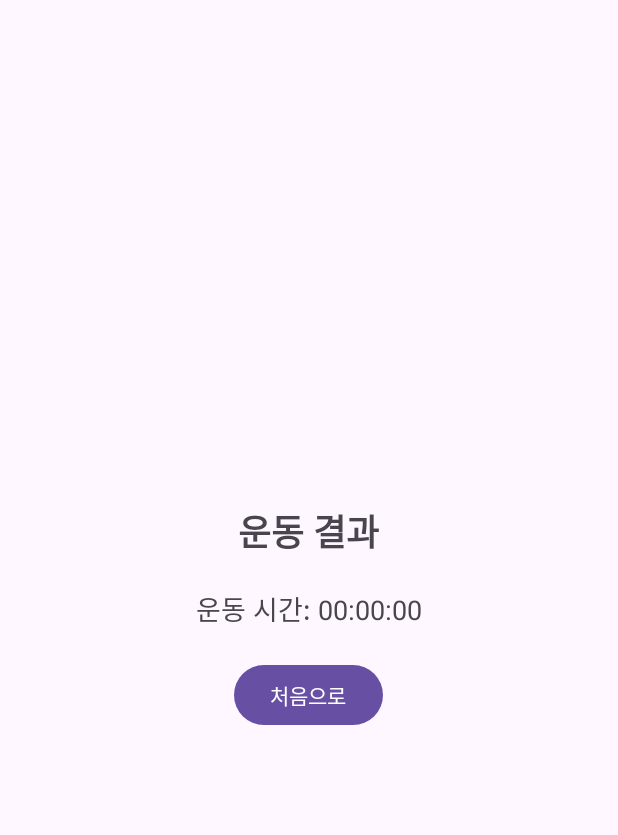
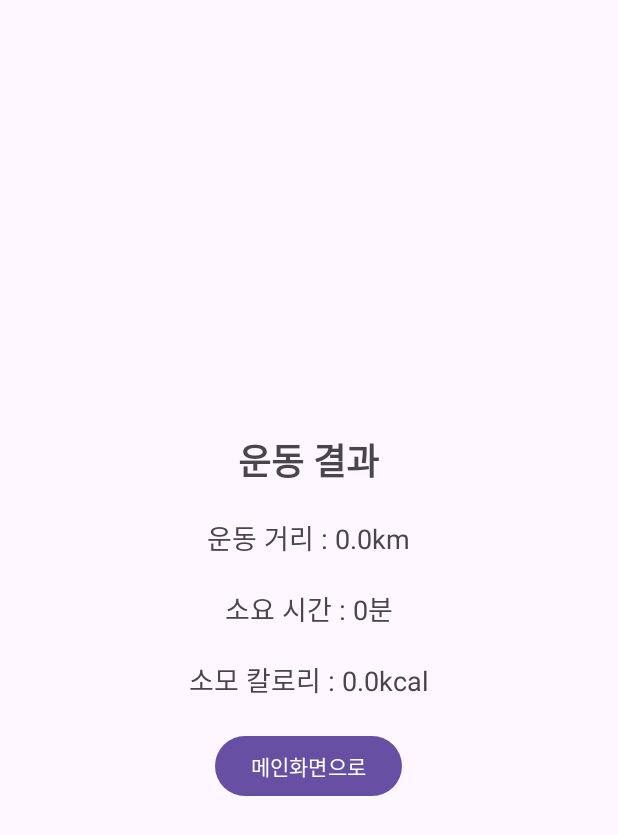
Before and after one commit to df2854/CapstoneDesign, an Android app: the WorkoutResultActivity screen opened directly, with no data from a screen before it, on a phone screen of 412 x 824 dp. Shown: the top 835 px of the screen. Run offline under Robolectric (Android 15) with nearby library versions, the phone set to English and light mode, and no system bars; 1 statement that could not run was skipped.

Commit message:
운동 종료 부분 수정

```diff
--- a/app/src/main/java/com/cookandroid/aerobicapplication/route/RouteMain.java
+++ b/app/src/main/java/com/cookandroid/aerobicapplication/route/RouteMain.java
@@ -1,5 +1,6 @@
 package com.cookandroid.aerobicapplication.route;
 
+import android.content.Intent;
 import android.content.pm.PackageManager;
 import android.graphics.Bitmap;
 import android.graphics.BitmapFactory;
@@ -8,6 +9,7 @@ import android.graphics.PointF;
 import android.location.Location;
 import android.os.Bundle;
 import android.os.Handler;
+import android.os.SystemClock;
 import android.view.View;
 import android.widget.Button;
 import android.widget.ImageButton;
@@ -21,7 +23,9 @@ import androidx.appcompat.app.AppCompatActivity;
 import androidx.core.app.ActivityCompat;
 
 
+import com.cookandroid.aerobicapplication.Manager.ExercisedataManager;
 import com.cookandroid.aerobicapplication.R;
+import com.cookandroid.aerobicapplication.SignupActivity;
 import com.skt.Tmap.TMapData;
 import com.skt.Tmap.TMapGpsManager;
 import com.skt.Tmap.TMapMarkerItem;
@@ -90,6 +94,14 @@ public class RouteMain extends AppCompatActivity implements TMapGpsManager.onLoc
         Button btnEndSet = findViewById(R.id.btnEndSet);
         Button btnReset = findViewById(R.id.btnReset);
 
+        //임시 운동종료
+        Button btnWorkEnd = findViewById(R.id.btnWorkEnd);
+        btnWorkEnd.setOnClickListener(v -> {
+            ExercisedataManager.getInstance().setEndTime(SystemClock.elapsedRealtime());
+            Intent intent = new Intent(getApplicationContext(), WorkoutResultActivity.class);
+            startActivity(intent);
+        });
+
         // 확대 버튼 클릭 리스너
         btnZoomIn.setOnClickListener(v -> tMapView.MapZoomIn()); // 지도 확대
 
@@ -144,13 +156,15 @@ public class RouteMain extends AppCompatActivity implements TMapGpsManager.onLoc
                 // 총 거리 킬로미터로 변환 및 소수점 한 자리 수로 표현
                 totalDistanceInKm = totalDistance / 1000.0;
                 totalDistanceInKm = Math.round(totalDistanceInKm * 10) / 10.0;
+                ExercisedataManager.getInstance().setCurrentDistance(totalDistanceInKm);
 
                 // 예상 시간 계산
                 double speed = 4;
                 double estimatedTimeInHours = totalDistanceInKm / speed;
                 estimatedTimeInMinutes = (int) (estimatedTimeInHours * 60);
+                ExercisedataManager.getInstance().setStartTime(SystemClock.elapsedRealtime());
 
-                // 예상 칼로리 계싼
+                // 예상 칼로리 계산
                 estiimatedCalrorie = (int) totalDistanceInKm * 40;
 
                 // 결과 표시
--- a/app/src/main/java/com/cookandroid/aerobicapplication/route/WorkoutResultActivity.java
+++ b/app/src/main/java/com/cookandroid/aerobicapplication/route/WorkoutResultActivity.java
@@ -8,12 +8,13 @@ import android.widget.TextView;
 import androidx.appcompat.app.AppCompatActivity;
 
 import com.cookandroid.aerobicapplication.MainActivity;
+import com.cookandroid.aerobicapplication.Manager.ExercisedataManager;
 import com.cookandroid.aerobicapplication.R;
 
 
 public class WorkoutResultActivity extends AppCompatActivity {
 
-    private TextView resultText, workoutTimeText;
+    private TextView workoutDistanceText, workoutTimeText, workoutCaltext;
     private Button backToMainButton;
 
     @Override
@@ -21,20 +22,22 @@ public class WorkoutResultActivity extends AppCompatActivity {
         super.onCreate(savedInstanceState);
         setContentView(com.cookandroid.aerobicapplication.R.layout.activity_workout_result);
 
-        resultText = findViewById(R.id.result_text);
+        workoutDistanceText = findViewById(R.id.workout_distance_text);
         workoutTimeText = findViewById(R.id.workout_time_text);
+        workoutCaltext = findViewById(R.id.workout_kcal_text);
         backToMainButton = findViewById(R.id.back_to_main_button);
 
-        // Intent로부터 운동 시간 데이터를 받음
-        Intent intent = getIntent();
-        int mins = intent.getIntExtra("mins", 0);
-        int secs = intent.getIntExtra("secs", 0);
-        int milliseconds = intent.getIntExtra("milliseconds", 0);
+        // 운동 결과 표시
+        double distance = ExercisedataManager.getInstance().getCurrentDistance();
+        workoutDistanceText.setText(String.format("운동 거리 : " + distance + "km"));
 
-        // 운동 시간을 표시할 텍스트뷰에 설정
-        workoutTimeText.setText(String.format("운동 시간: %02d:%02d:%02d", mins, secs, milliseconds / 10));
+        long MinTime = ExercisedataManager.getInstance().getCurrentMinTime();
+        workoutTimeText.setText(String.format("소요 시간 : " + MinTime + "분"));
 
-        // "처음으로" 버튼 클릭 시 MainActivity로 돌아가기
+        double cal = ExercisedataManager.getInstance().getCurrentKcal();
+        workoutCaltext.setText(String.format("소모 칼로리 : " + cal + "kcal"));
+
+        // "메인화면으로" 버튼 클릭 시 MainActivity로 돌아가기
         backToMainButton.setOnClickListener(new View.OnClickListener() {
             @Override
             public void onClick(View v) {
--- a/app/src/main/res/layout/activity_start_workout.xml
+++ b/app/src/main/res/layout/activity_start_workout.xml
@@ -50,6 +50,11 @@
             android:scaleType="centerCrop"
             android:contentDescription="현재 위치 버튼" />
 
+        <Button
+            android:layout_width="70dp"
+            android:layout_height="70dp"
+            android:id="@+id/btnWorkEnd"
+            android:text="종료"/>
     </LinearLayout>
 
     <!-- 정보 레이아웃 추가 -->
--- a/app/src/main/res/layout/activity_workout_result.xml
+++ b/app/src/main/res/layout/activity_workout_result.xml
@@ -13,12 +13,28 @@
         android:textSize="24sp"
         android:textStyle="bold" />
 
-    <!-- 운동 시간 표시 -->
+    <!-- 운동 결과 표시 -->
+    <TextView
+        android:id="@+id/workout_distance_text"
+        android:layout_width="wrap_content"
+        android:layout_height="wrap_content"
+        android:text="운동 거리 : 00km"
+        android:textSize="18sp"
+        android:layout_marginTop="20dp" />
+
     <TextView
         android:id="@+id/workout_time_text"
         android:layout_width="wrap_content"
         android:layout_height="wrap_content"
-        android:text="운동 시간: 00:00:00"
+        android:text="소요 시간 : 00분"
+        android:textSize="18sp"
+        android:layout_marginTop="20dp" />
+
+    <TextView
+        android:id="@+id/workout_kcal_text"
+        android:layout_width="wrap_content"
+        android:layout_height="wrap_content"
+        android:text="소모 칼로리 : 00kcal"
         android:textSize="18sp"
         android:layout_marginTop="20dp" />
 
@@ -26,7 +42,7 @@
         android:id="@+id/back_to_main_button"
         android:layout_width="wrap_content"
         android:layout_height="wrap_content"
-        android:text="처음으로"
+        android:text="메인화면으로"
         android:layout_marginTop="20dp" />
 
 </LinearLayout>
```
